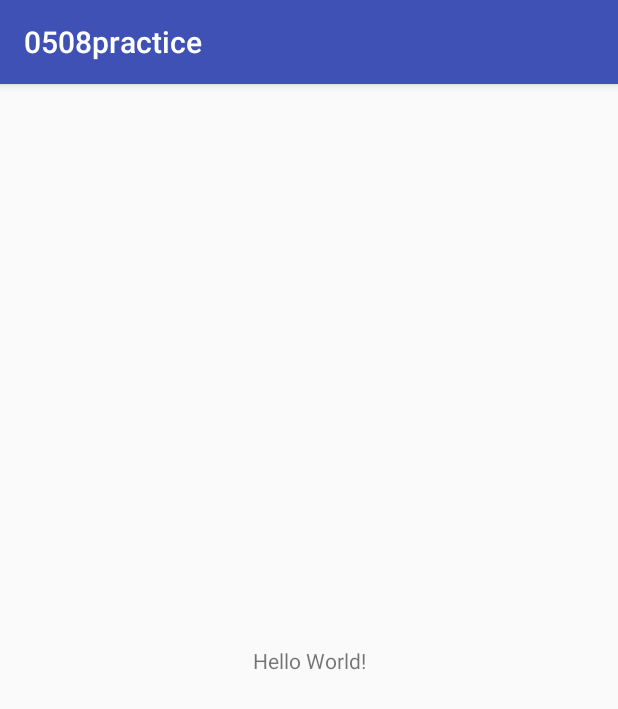
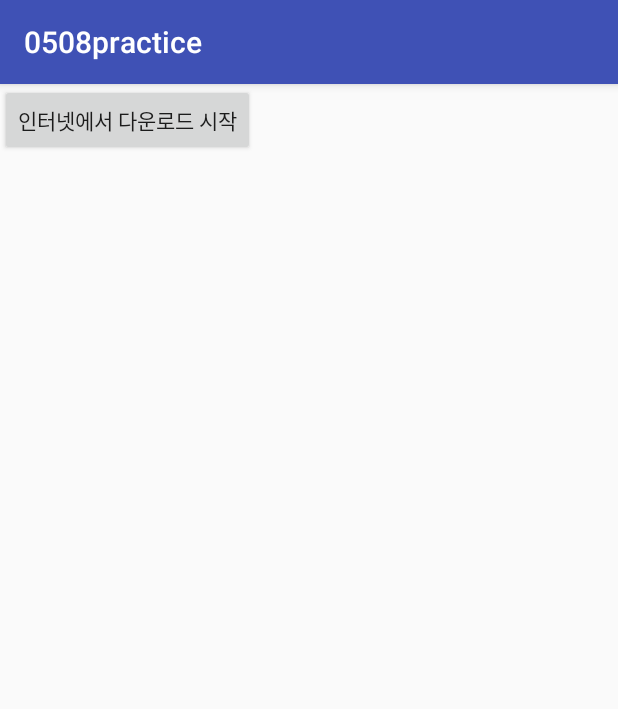
Before and after one commit to chaenkim42/0508, an Android app: the screen it shows after launch (MainActivity), on a phone screen of 412 x 824 dp. Shown: the top 709 px of the screen. Run offline under Robolectric (Android 15) with nearby library versions, the phone set to English and light mode, and no system bars.

```diff
--- a/app/src/main/AndroidManifest.xml
+++ b/app/src/main/AndroidManifest.xml
@@ -1,6 +1,8 @@
 <?xml version="1.0" encoding="utf-8"?>
 <manifest xmlns:android="http://schemas.android.com/apk/res/android"
     package="example.com.samsung.a0508practice">
+
+    <uses-permission android:name="android.permission.INTERNET"></uses-permission>
 
     <application
         android:allowBackup="true"
@@ -16,6 +18,7 @@
                 <category android:name="android.intent.category.LAUNCHER" />
             </intent-filter>
         </activity>
+        <service android:name=".MyIntentService"></service>
     </application>
 
 </manifest>
--- a/app/src/main/res/layout/activity_main.xml
+++ b/app/src/main/res/layout/activity_main.xml
@@ -6,13 +6,11 @@
     android:layout_height="match_parent"
     tools:context="example.com.samsung.a0508practice.MainActivity">
 
-    <TextView
+    <Button
+        android:id="@+id/button1"
         android:layout_width="wrap_content"
         android:layout_height="wrap_content"
-        android:text="Hello World!"
-        app:layout_constraintBottom_toBottomOf="parent"
-        app:layout_constraintLeft_toLeftOf="parent"
-        app:layout_constraintRight_toRightOf="parent"
-        app:layout_constraintTop_toTopOf="parent" />
+        android:onClick="onClick"
+        android:text="인터넷에서 다운로드 시작"/>
 
 </android.support.constraint.ConstraintLayout>
```
Also changed, not shown: app/src/main/java/example/com/samsung/a0508practice/MainActivity.java (+35 -1 lines), app/src/main/java/example/com/samsung/a0508practice/MyIntentService.java (added, +100 -0 lines).
